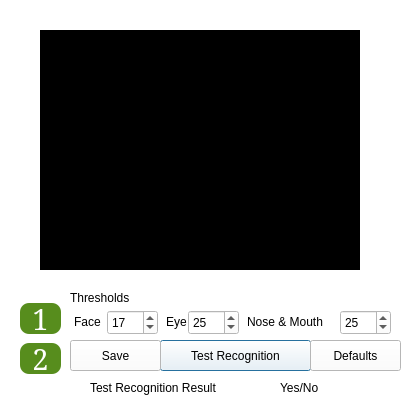
Above: data/ui/uifiles/faceTrainerAdvSettings.ui from WilliamRen/pam-face-authentication before the change. Below: the same form after it.
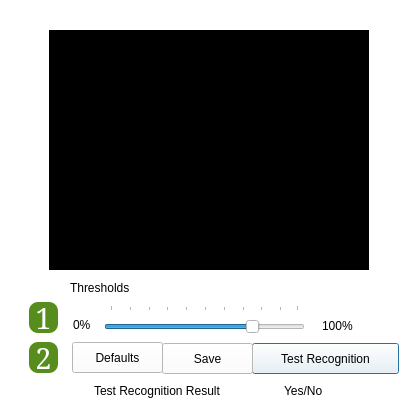
That is the form after the change.

Commit message: Cascaded Algorithm Added

The edit to the form file:
```diff
--- a/data/ui/uifiles/faceTrainerAdvSettings.ui
+++ b/data/ui/uifiles/faceTrainerAdvSettings.ui
@@ -38,7 +38,7 @@
    <property name="geometry">
     <rect>
      <x>70</x>
-     <y>290</y>
+     <y>280</y>
      <width>91</width>
      <height>16</height>
     </rect>
@@ -50,88 +50,36 @@
     <string>Thresholds</string>
    </property>
   </widget>
-  <widget class="QSpinBox" name="sb_face">
-   <property name="geometry">
-    <rect>
-     <x>107</x>
-     <y>310</y>
-     <width>51</width>
-     <height>25</height>
-    </rect>
-   </property>
-   <property name="value">
-    <number>17</number>
-   </property>
-  </widget>
   <widget class="QLabel" name="label_2">
    <property name="geometry">
     <rect>
-     <x>74</x>
-     <y>314</y>
+     <x>73</x>
+     <y>317</y>
      <width>29</width>
      <height>16</height>
     </rect>
    </property>
    <property name="text">
-    <string>Face</string>
-   </property>
-  </widget>
-  <widget class="QLabel" name="label_3">
-   <property name="geometry">
-    <rect>
-     <x>166</x>
-     <y>314</y>
-     <width>32</width>
-     <height>16</height>
-    </rect>
-   </property>
-   <property name="text">
-    <string>Eye</string>
+    <string>0%</string>
    </property>
   </widget>
   <widget class="QLabel" name="label_4">
    <property name="geometry">
     <rect>
-     <x>247</x>
-     <y>312</y>
-     <width>91</width>
+     <x>322</x>
+     <y>316</y>
+     <width>38</width>
      <height>20</height>
     </rect>
    </property>
    <property name="text">
-    <string>Nose &amp; Mouth</string>
-   </property>
-  </widget>
-  <widget class="QSpinBox" name="sb_eye">
-   <property name="geometry">
-    <rect>
-     <x>188</x>
-     <y>310</y>
-     <width>51</width>
-     <height>25</height>
-    </rect>
-   </property>
-   <property name="value">
-    <number>25</number>
-   </property>
-  </widget>
-  <widget class="QSpinBox" name="sb_insideFace">
-   <property name="geometry">
-    <rect>
-     <x>340</x>
-     <y>310</y>
-     <width>51</width>
-     <height>25</height>
-    </rect>
-   </property>
-   <property name="value">
-    <number>25</number>
+    <string>100%</string>
    </property>
   </widget>
   <widget class="QGraphicsView" name="webcamPreview">
    <property name="geometry">
     <rect>
-     <x>40</x>
+     <x>49</x>
      <y>30</y>
      <width>320</width>
      <height>240</height>
@@ -170,9 +118,9 @@
    </property>
    <property name="geometry">
     <rect>
-     <x>160</x>
-     <y>340</y>
-     <width>151</width>
+     <x>252</x>
+     <y>343</y>
+     <width>147</width>
      <height>31</height>
     </rect>
    </property>
@@ -186,8 +134,8 @@
   <widget class="QLabel" name="result">
    <property name="geometry">
     <rect>
-     <x>280</x>
-     <y>380</y>
+     <x>284</x>
+     <y>383</y>
      <width>61</width>
      <height>16</height>
     </rect>
@@ -202,8 +150,8 @@
   <widget class="QLabel" name="result_2">
    <property name="geometry">
     <rect>
-     <x>90</x>
-     <y>380</y>
+     <x>94</x>
+     <y>383</y>
      <width>181</width>
      <height>16</height>
     </rect>
@@ -218,9 +166,9 @@
   <widget class="QLabel" name="lbl_number_4">
    <property name="geometry">
     <rect>
-     <x>20</x>
-     <y>303</y>
-     <width>41</width>
+     <x>29</x>
+     <y>302</y>
+     <width>29</width>
      <height>31</height>
     </rect>
    </property>
@@ -263,9 +211,9 @@
   <widget class="QLabel" name="lbl_number_5">
    <property name="geometry">
     <rect>
-     <x>20</x>
-     <y>343</y>
-     <width>41</width>
+     <x>29</x>
+     <y>342</y>
+     <width>29</width>
      <height>31</height>
     </rect>
    </property>
@@ -311,8 +259,8 @@
    </property>
    <property name="geometry">
     <rect>
-     <x>70</x>
-     <y>340</y>
+     <x>162</x>
+     <y>343</y>
      <width>91</width>
      <height>31</height>
     </rect>
@@ -330,8 +278,8 @@
    </property>
    <property name="geometry">
     <rect>
-     <x>310</x>
-     <y>340</y>
+     <x>72</x>
+     <y>342</y>
      <width>91</width>
      <height>31</height>
     </rect>
@@ -343,6 +291,46 @@
     <string>Defaults</string>
    </property>
   </widget>
+  <widget class="QSlider" name="percentage">
+   <property name="geometry">
+    <rect>
+     <x>104</x>
+     <y>305</y>
+     <width>201</width>
+     <height>35</height>
+    </rect>
+   </property>
+   <property name="styleSheet">
+    <string/>
+   </property>
+   <property name="minimum">
+    <number>1</number>
+   </property>
+   <property name="maximum">
+    <number>100</number>
+   </property>
+   <property name="value">
+    <number>76</number>
+   </property>
+   <property name="tracking">
+    <bool>true</bool>
+   </property>
+   <property name="orientation">
+    <enum>Qt::Horizontal</enum>
+   </property>
+   <property name="invertedAppearance">
+    <bool>false</bool>
+   </property>
+   <property name="invertedControls">
+    <bool>false</bool>
+   </property>
+   <property name="tickPosition">
+    <enum>QSlider::TicksAbove</enum>
+   </property>
+   <property name="tickInterval">
+    <number>10</number>
+   </property>
+  </widget>
  </widget>
  <resources/>
  <connections/>
```
The commit also changes 1 other file.
